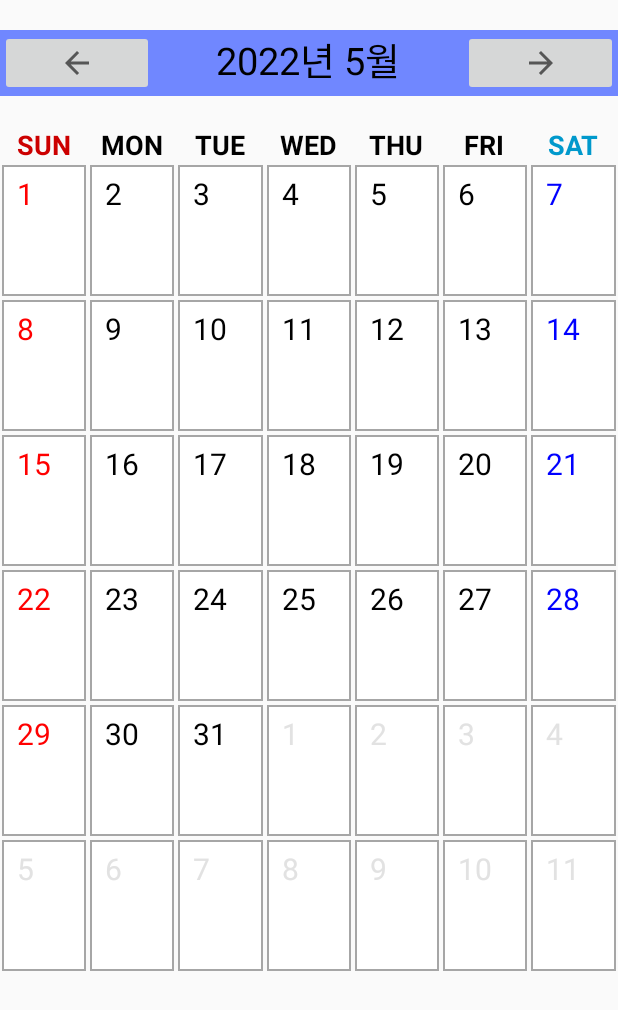
After one commit to 4nchor/2022-SW, an Android app: the OOTDActivity screen opened directly, with no data from a screen before it, on a phone screen of 412 x 824 dp. The commit adds this screen. Shown: the top 1010 px of the screen. Run offline under Robolectric (Android 15) with nearby library versions, the phone set to English and light mode, and no system bars.

Commit message:
달력까지 병합

```diff
--- a/app/src/main/AndroidManifest.xml
+++ b/app/src/main/AndroidManifest.xml
@@ -9,6 +9,12 @@
         android:roundIcon="@mipmap/ic_launcher_round"
         android:supportsRtl="true"
         android:theme="@style/Theme.SE_2022_Closet">
+        <activity
+            android:name=".startApp_1.UserAuth.ootd.BoardActivity"
+            android:exported="false" />
+        <activity
+            android:name=".startApp_1.UserAuth.ootd.OOTDActivity"
+            android:exported="false" />
         <activity
             android:name=".startApp_1.UserAuth.FindPwActivity"
             android:exported="false" />
--- a/app/src/main/java/com/libienz/se_2022_closet/startApp_1/UserAuth/MainActivity.java
+++ b/app/src/main/java/com/libienz/se_2022_closet/startApp_1/UserAuth/MainActivity.java
@@ -9,6 +9,7 @@ import android.widget.Button;
 
 import com.google.firebase.auth.FirebaseAuth;
 import com.libienz.se_2022_closet.R;
+import com.libienz.se_2022_closet.startApp_1.UserAuth.ootd.OOTDActivity;
 
 public class MainActivity extends AppCompatActivity {
 
@@ -30,5 +31,15 @@ public class MainActivity extends AppCompatActivity {
                 startActivity(intent);
             }
         });
+
+        Button ootd_btn = (Button) findViewById(R.id.ootd_btn);
+        ootd_btn.setOnClickListener(new View.OnClickListener() {
+            @Override
+            public void onClick(View view) {
+                auth.signOut();
+                Intent intent = new Intent(getApplicationContext(), OOTDActivity.class);
+                startActivity(intent);
+            }
+        });
     }
 }
--- /dev/null
+++ b/app/src/main/java/com/libienz/se_2022_closet/startApp_1/UserAuth/ootd/BoardActivity.java
@@ -0,0 +1,16 @@
+package com.libienz.se_2022_closet.startApp_1.UserAuth.ootd;
+
+import androidx.appcompat.app.AppCompatActivity;
+
+import android.os.Bundle;
+
+import com.libienz.se_2022_closet.R;
+
+public class BoardActivity extends AppCompatActivity {
+
+    @Override
+    protected void onCreate(Bundle savedInstanceState) {
+        super.onCreate(savedInstanceState);
+        setContentView(R.layout.activity_board);
+    }
+}
--- /dev/null
+++ b/app/src/main/java/com/libienz/se_2022_closet/startApp_1/UserAuth/ootd/CalendarAdapter.java
@@ -0,0 +1,124 @@
+package com.libienz.se_2022_closet.startApp_1.UserAuth.ootd;
+
+import android.content.Context;
+import android.content.Intent;
+import android.graphics.Color;
+import android.view.LayoutInflater;
+import android.view.View;
+import android.view.ViewGroup;
+import android.widget.TextView;
+import android.widget.Toast;
+
+import androidx.annotation.NonNull;
+import androidx.recyclerview.widget.RecyclerView;
+
+import com.libienz.se_2022_closet.R;
+
+import java.util.ArrayList;
+import java.util.Calendar;
+import java.util.Date;
+
+public class CalendarAdapter extends RecyclerView.Adapter<CalendarAdapter.CalendarViewHolder>{
+
+    ArrayList<Date> dayList;
+
+    public CalendarAdapter(ArrayList<Date> dayList) {
+        this.dayList = dayList;
+    }
+
+    @NonNull
+    @Override
+    public CalendarViewHolder onCreateViewHolder(@NonNull ViewGroup parent, int viewType) {
+
+        LayoutInflater inflater = LayoutInflater.from(parent.getContext());
+
+        View view = inflater.inflate(R.layout.calender_cell, parent, false);
+
+        return new CalendarViewHolder(view);
+    }
+
+    @Override
+    public void onBindViewHolder(@NonNull CalendarViewHolder holder, int position) {
+
+        //날짜 변수에 담기
+        Date monthDate = dayList.get(position);
+
+        //달력 초기화
+        Calendar dateCalendar = Calendar.getInstance();
+
+        dateCalendar.setTime(monthDate);
+
+        //현재 년 월
+        int currentDay = CalenderUtil.selectedDate.get(Calendar.DAY_OF_MONTH);
+        int currentMonth = CalenderUtil.selectedDate.get(Calendar.MONTH)+1;
+        int currentYear = CalenderUtil.selectedDate.get(Calendar.YEAR);
+
+        //넘어온 데이터
+        int displayDay = dateCalendar.get(Calendar.DAY_OF_MONTH);
+        int displayMonth = dateCalendar.get(Calendar.MONTH)+1;
+        int displayYear = dateCalendar.get(Calendar.YEAR);
+
+
+        //비교해서 년, 월 같으면 검정색 다르면 회색으로 표시
+        if(displayMonth == currentMonth && displayYear == currentYear){
+            holder.dayText.setTextColor(Color.BLACK);
+            //주말색상체크, 만약 토요일이면 파랑, 일요일이면 빨강으로 변환
+            if( (position + 1) % 7 == 0){ //토요일 파랑
+
+                holder.dayText.setTextColor(Color.BLUE);
+
+            }else if( position == 0 || position % 7 == 0){ //일요일 빨강
+
+                holder.dayText.setTextColor(Color.RED);
+            }
+        }else{
+            holder.dayText.setTextColor(Color.parseColor("#E2E2E2"));
+        }
+
+        //날짜 변수에 담기
+        int dayNo = dateCalendar.get(Calendar.DAY_OF_MONTH);
+
+        holder.dayText.setText(String.valueOf(dayNo));
+
+        //날짜 클릭 이벤트
+        holder.itemView.setOnClickListener(new View.OnClickListener() {
+            @Override
+            //클릭 시 기능
+            public void onClick(View view) {
+                String testtoastday = displayYear+"년"+displayMonth+"월"+displayDay+"일";
+                Toast.makeText(holder.itemView.getContext(),testtoastday,Toast.LENGTH_SHORT).show();
+
+                //클릭 시 BoardActivity로 이동
+                Context context = view.getContext();
+                Intent selectDay = new Intent(context, BoardActivity.class);
+                String throwDate = displayMonth+"월 "+displayDay+"일";
+                String dateKey =displayYear+"year"+ displayMonth+"month"+displayDay+"day";
+                //넘기고 싶은 데이터
+                selectDay .putExtra("boardDate" ,throwDate);
+                selectDay .putExtra("dateKey" ,dateKey);
+                context.startActivity(selectDay);
+            }
+        });
+
+    }
+
+    @Override
+    public int getItemCount() {
+        return dayList.size();
+    }
+
+    class CalendarViewHolder extends RecyclerView.ViewHolder{
+
+        TextView dayText;
+
+        View parentView;
+
+        public CalendarViewHolder(@NonNull View itemView) {
+            super(itemView);
+
+            dayText = itemView.findViewById(R.id.dayText);
+
+            parentView = itemView.findViewById(R.id.parentView);
+        }
+    }
+}
--- /dev/null
+++ b/app/src/main/java/com/libienz/se_2022_closet/startApp_1/UserAuth/ootd/CalenderUtil.java
@@ -0,0 +1,7 @@
+package com.libienz.se_2022_closet.startApp_1.UserAuth.ootd;
+
+import java.util.Calendar;
+
+public class CalenderUtil {
+    public static Calendar selectedDate; //년월 변수
+}
--- /dev/null
+++ b/app/src/main/java/com/libienz/se_2022_closet/startApp_1/UserAuth/ootd/OOTDActivity.java
@@ -0,0 +1,127 @@
+package com.libienz.se_2022_closet.startApp_1.UserAuth.ootd;
+
+import androidx.appcompat.app.AppCompatActivity;
+import androidx.recyclerview.widget.GridLayoutManager;
+import androidx.recyclerview.widget.RecyclerView;
+
+import android.os.Bundle;
+import android.view.View;
+import android.widget.ImageButton;
+import android.widget.TextView;
+
+import com.libienz.se_2022_closet.R;
+
+import java.util.ArrayList;
+import java.util.Calendar;
+import java.util.Date;
+
+public class OOTDActivity extends AppCompatActivity {
+    TextView monthYearText; //년월 텍스트뷰
+    RecyclerView recyclerView;
+
+
+    @Override
+    protected void onCreate(Bundle savedInstanceState) {
+        super.onCreate(savedInstanceState);
+        setContentView(R.layout.activity_ootdactivity);
+        //초기화
+        monthYearText = findViewById(R.id.monthYearText);
+        ImageButton preBtn = findViewById(R.id.pre_btn);
+        ImageButton nextBtn = findViewById(R.id.next_btn);
+        recyclerView = findViewById(R.id.recyclerView);
+
+        //현재 날짜
+        CalenderUtil.selectedDate = Calendar.getInstance();
+
+        //화면 설정
+        setMonthView();
+
+        //이전 달 버튼 이벤트
+        preBtn.setOnClickListener(new View.OnClickListener() {
+            @Override
+            public void onClick(View view) {
+
+                //-1한 월을 넣어준다. (2월 -> 1월)
+                CalenderUtil.selectedDate.add(Calendar.MONTH, -1);// -1
+                setMonthView();
+            }
+        });
+
+        //다음 달 버튼 이벤트
+        nextBtn.setOnClickListener(new View.OnClickListener() {
+            @Override
+            public void onClick(View view) {
+
+                //+1한 월을 넣어준다.(2월 -> 3월)
+                CalenderUtil.selectedDate.add(Calendar.MONTH, 1); //+1
+                setMonthView();
+            }
+        });
+    }//onCreate
+
+    //날짜 타입 설정(4월 2020)
+    private String monthYearFromDate(Calendar calendar){
+
+        int year = calendar.get(Calendar.YEAR);
+        int month = calendar.get(Calendar.MONTH)+1;
+
+        String monthYear = year + "년 " + month + "월";
+
+        return monthYear;
+    }
+
+
+
+    //화면 설정
+    private void setMonthView(){
+
+        //년월 텍스트뷰 셋팅
+        monthYearText.setText(monthYearFromDate(CalenderUtil.selectedDate));
+
+        //해당 월 날짜 가져오기
+        ArrayList<Date> dayList = daysInMonthArray();
+
+        //어뎁터 데이터 적용
+        CalendarAdapter adapter = new CalendarAdapter(dayList);
+
+        //레이아웃 설정(열 7개)
+        RecyclerView.LayoutManager manager = new GridLayoutManager(getApplicationContext(), 7);
+
+        //레이아웃 적용
+        recyclerView.setLayoutManager(manager);
+
+        //어뎁터 적용
+        recyclerView.setAdapter(adapter);
+    }
+
+    //날짜 생성
+    private ArrayList<Date> daysInMonthArray(){
+
+        ArrayList<Date> dayList = new ArrayList<>();
+
+        //날짜 복사해서 변수 생성
+        Calendar monthCalendar = (Calendar) CalenderUtil.selectedDate.clone();
+
+
+        //1일로 셋팅 (4월 1일)
+        monthCalendar.set(Calendar.DAY_OF_MONTH, 1);
+
+        //요일 가져와서 -1 일요일:1, 월요일:2
+        int firstDayOfMonth = monthCalendar.get(Calendar.DAY_OF_WEEK) -1;
+
+        //날짜 셋팅 (-5일전)
+        monthCalendar.add(Calendar.DAY_OF_MONTH, -firstDayOfMonth);
+
+        //42전까지 반복
+        while(dayList.size() < 42){
+
+            //리스트에 날짜 등록
+            dayList.add(monthCalendar.getTime());
+
+            //1일씩 늘린 날짜로 변경 1일 -> 2일 -> 3일
+            monthCalendar.add(Calendar.DAY_OF_MONTH, 1);
+        }
+
+        return dayList;
+    }
+}
--- /dev/null
+++ b/app/src/main/res/drawable-v24/ic_baseline_add_24.xml
@@ -0,0 +1,10 @@
+<vector xmlns:android="http://schemas.android.com/apk/res/android"
+    android:width="24dp"
+    android:height="24dp"
+    android:viewportWidth="24"
+    android:viewportHeight="24"
+    android:tint="?attr/colorControlNormal">
+  <path
+      android:fillColor="@android:color/white"
+      android:pathData="M19,13h-6v6h-2v-6H5v-2h6V5h2v6h6v2z"/>
+</vector>
--- /dev/null
+++ b/app/src/main/res/drawable-v24/square_background_border_black.xml
@@ -0,0 +1,10 @@
+<?xml version="1.0" encoding="utf-8"?>
+<shape xmlns:android="http://schemas.android.com/apk/res/android"
+    android:shape="rectangle" >
+    <solid android:color="@color/white" />
+    <corners
+        android:radius="0dp"/>
+    <stroke
+        android:width="1dp"
+        android:color="#a6a6a6" />
+</shape>
--- /dev/null
+++ b/app/src/main/res/drawable/ic_baseline_arrow_back_24.xml
@@ -0,0 +1,11 @@
+<vector xmlns:android="http://schemas.android.com/apk/res/android"
+    android:width="24dp"
+    android:height="24dp"
+    android:viewportWidth="24"
+    android:viewportHeight="24"
+    android:tint="?attr/colorControlNormal"
+    android:autoMirrored="true">
+  <path
+      android:fillColor="@android:color/white"
+      android:pathData="M20,11H7.83l5.59,-5.59L12,4l-8,8 8,8 1.41,-1.41L7.83,13H20v-2z"/>
+</vector>
--- /dev/null
+++ b/app/src/main/res/drawable/ic_baseline_arrow_forward_24.xml
@@ -0,0 +1,11 @@
+<vector xmlns:android="http://schemas.android.com/apk/res/android"
+    android:width="24dp"
+    android:height="24dp"
+    android:viewportWidth="24"
+    android:viewportHeight="24"
+    android:tint="?attr/colorControlNormal"
+    android:autoMirrored="true">
+  <path
+      android:fillColor="@android:color/white"
+      android:pathData="M12,4l-1.41,1.41L16.17,11H4v2h12.17l-5.58,5.59L12,20l8,-8z"/>
+</vector>
--- /dev/null
+++ b/app/src/main/res/layout/activity_board.xml
@@ -0,0 +1,11 @@
+<?xml version="1.0" encoding="utf-8"?>
+<androidx.constraintlayout.widget.ConstraintLayout
+    xmlns:android="http://schemas.android.com/apk/res/android"
+    xmlns:app="http://schemas.android.com/apk/res-auto"
+    xmlns:tools="http://schemas.android.com/tools"
+    android:layout_width="match_parent"
+    android:layout_height="match_parent"
+    tools:context=".startApp_1.UserAuth.ootd.BoardActivity">
+
+
+</androidx.constraintlayout.widget.ConstraintLayout>
--- a/app/src/main/res/layout/activity_main.xml
+++ b/app/src/main/res/layout/activity_main.xml
@@ -14,6 +14,12 @@
         android:layout_width="wrap_content"
         android:layout_height="wrap_content"/>
 
+    <Button
+        android:id="@+id/ootd_btn"
+        android:text="ootd"
+        android:layout_width="wrap_content"
+        android:layout_height="wrap_content"/>
+
 
     <TextView
         android:textSize="20sp"
--- /dev/null
+++ b/app/src/main/res/layout/activity_ootdactivity.xml
@@ -0,0 +1,125 @@
+<?xml version="1.0" encoding="utf-8"?>
+<LinearLayout
+    xmlns:android="http://schemas.android.com/apk/res/android"
+    xmlns:app="http://schemas.android.com/apk/res-auto"
+    xmlns:tools="http://schemas.android.com/tools"
+    android:layout_width="match_parent"
+    android:layout_height="match_parent"
+    android:orientation="vertical"
+    tools:context=".startApp_1.UserAuth.ootd.OOTDActivity">
+
+    <LinearLayout
+        android:layout_width="match_parent"
+        android:layout_height="wrap_content"
+        android:layout_marginTop="20dp"
+        android:layout_marginBottom="20dp"
+        android:background="#7087FF"
+        android:orientation="horizontal">
+
+        <ImageButton
+            android:id="@+id/pre_btn"
+            android:layout_width="0dp"
+            android:layout_height="wrap_content"
+            android:layout_weight="1"
+            android:src="@drawable/ic_baseline_arrow_back_24" />
+
+        <TextView
+            android:id="@+id/monthYearText"
+            android:layout_width="0dp"
+            android:layout_height="wrap_content"
+            android:layout_weight="2"
+            android:text="xxxx년 xx월"
+            android:textAlignment="center"
+            android:textColor="#000000"
+            android:textSize="25sp" />
+
+        <ImageButton
+            android:id="@+id/next_btn"
+            android:layout_width="0dp"
+            android:layout_height="wrap_content"
+            android:layout_weight="1"
+            android:src="@drawable/ic_baseline_arrow_forward_24" />
+    </LinearLayout>
+
+    <LinearLayout
+        android:layout_width="match_parent"
+        android:layout_height="wrap_content"
+        android:orientation="horizontal">
+
+        <TextView
+            android:layout_width="0dp"
+            android:layout_height="wrap_content"
+            android:layout_weight="1"
+            android:text="SUN"
+            android:textAlignment="center"
+            android:textColor="@android:color/holo_red_dark"
+            android:textSize="18sp"
+            android:textStyle="bold" />
+
+        <TextView
+            android:layout_width="0dp"
+            android:layout_height="wrap_content"
+            android:layout_weight="1"
+            android:text="MON"
+            android:textAlignment="center"
+            android:textColor="@android:color/black"
+            android:textSize="18sp"
+            android:textStyle="bold" />
+
+        <TextView
+            android:layout_width="0dp"
+            android:layout_height="wrap_content"
+            android:layout_weight="1"
+            android:text="TUE"
+            android:textAlignment="center"
+            android:textColor="@android:color/black"
+            android:textSize="18sp"
+            android:textStyle="bold" />
+
+        <TextView
+            android:layout_width="0dp"
+            android:layout_height="wrap_content"
+            android:layout_weight="1"
+            android:text="WED"
+            android:textAlignment="center"
+            android:textColor="@android:color/black"
+            android:textSize="18sp"
+            android:textStyle="bold" />
+
+        <TextView
+            android:layout_width="0dp"
+            android:layout_height="wrap_content"
+            android:layout_weight="1"
+            android:text="THU"
+            android:textAlignment="center"
+            android:textColor="@android:color/black"
+            android:textSize="18sp"
+            android:textStyle="bold" />
+
+        <TextView
+            android:layout_width="0dp"
+            android:layout_height="wrap_content"
+            android:layout_weight="1"
+            android:text="FRI"
+            android:textAlignment="center"
+            android:textColor="@android:color/black"
+            android:textSize="18sp"
+            android:textStyle="bold" />
+
+        <TextView
+            android:layout_width="0dp"
+            android:layout_height="wrap_content"
+            android:layout_weight="1"
+            android:text="SAT"
+            android:textAlignment="center"
+            android:textColor="@android:color/holo_blue_dark"
+            android:textSize="18sp"
+            android:textStyle="bold" />
+    </LinearLayout>
+
+    <androidx.recyclerview.widget.RecyclerView
+        android:id="@+id/recyclerView"
+        android:layout_width="match_parent"
+        android:layout_height="match_parent" />
+
+</LinearLayout>
--- /dev/null
+++ b/app/src/main/res/layout/calender_cell.xml
@@ -0,0 +1,29 @@
+<?xml version="1.0" encoding="utf-8"?>
+<RelativeLayout
+    xmlns:android="http://schemas.android.com/apk/res/android"
+    android:layout_width="match_parent"
+    android:layout_height="90dp"
+    android:id="@+id/parentView"
+    android:orientation="vertical"
+    android:padding="1dp">
+
+    <!--사각 테두리용-->
+    <ImageView
+        android:layout_width="match_parent"
+        android:layout_height="match_parent"
+        android:background="@drawable/square_background_border_black" />
+
+    <TextView
+        android:id="@+id/dayText"
+        android:layout_width="wrap_content"
+        android:layout_height="wrap_content"
+        android:layout_alignParentLeft="true"
+        android:layout_alignParentTop="true"
+        android:layout_marginLeft="10dp"
+        android:layout_marginTop="5dp"
+        android:text="00"
+        android:textColor="#E2E2E2"
+        android:textSize="20dp" />
+
+
+</RelativeLayout>
```
